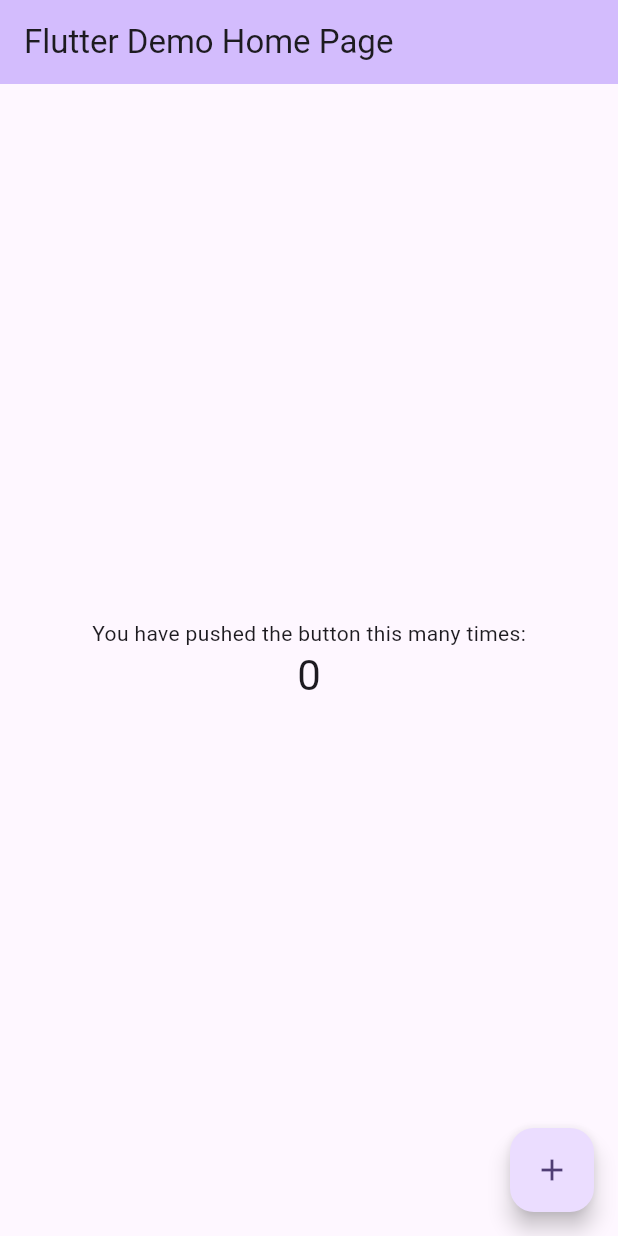
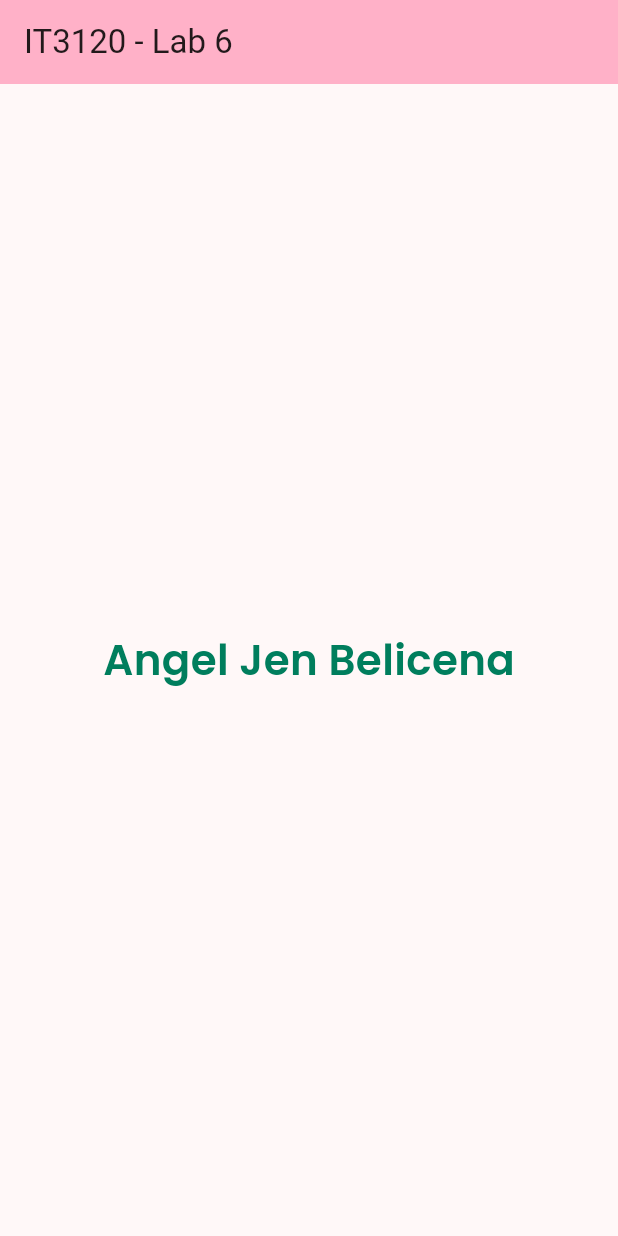
Before and after one commit to ajbelicena01/it3120-lab6, a Flutter app: the screen it shows after launch, on a phone screen of 412 x 824 dp. Run offline on Flutter 3.47's test engine with Material 3 defaults, Android fonts, the phone set to English and light mode, and no system bars.

Commit message:
Lab 6: Changed header color & title, added name, changed font and font color

```diff
--- a/lib/main.dart
+++ b/lib/main.dart
@@ -7,45 +7,21 @@
 class MyApp extends StatelessWidget {
   const MyApp({super.key});
 
-  // This widget is the root of your application.
   @override
   Widget build(BuildContext context) {
     return MaterialApp(
-      title: 'Flutter Demo',
+      title: 'Lab 6 - Flutter',
       theme: ThemeData(
-        // This is the theme of your application.
-        //
-        // TRY THIS: Try running your application with "flutter run". You'll see
-        // the application has a purple toolbar. Then, without quitting the app,
-        // try changing the seedColor in the colorScheme below to Colors.green
-        // and then invoke "hot reload" (save your changes or press the "hot
-        // reload" button in a Flutter-supported IDE, or press "r" if you used
-        // the command line to start the app).
-        //
-        // Notice that the counter didn't reset back to zero; the application
-        // state is not lost during the reload. To reset the state, use hot
-        // restart instead.
-        //
-        // This works for code too, not just values: Most code changes can be
-        // tested with just a hot reload.
-        colorScheme: ColorScheme.fromSeed(seedColor: Colors.deepPurple),
+        colorScheme: ColorScheme.fromSeed(seedColor: const Color(0xFF912f56)),
+        useMaterial3: true,
       ),
-      home: const MyHomePage(title: 'Flutter Demo Home Page'),
+      home: const MyHomePage(title: 'IT3120 - Lab 6'),
     );
   }
 }
 
 class MyHomePage extends StatefulWidget {
   const MyHomePage({super.key, required this.title});
-
-  // This widget is the home page of your application. It is stateful, meaning
-  // that it has a State object (defined below) that contains fields that affect
-  // how it looks.
-
-  // This class is the configuration for the state. It holds the values (in this
-  // case the title) provided by the parent (in this case the App widget) and
-  // used by the build method of the State. Fields in a Widget subclass are
-  // always marked "final".
 
   final String title;
 
@@ -54,69 +30,24 @@
 }
 
 class _MyHomePageState extends State<MyHomePage> {
-  int _counter = 0;
-
-  void _incrementCounter() {
-    setState(() {
-      // This call to setState tells the Flutter framework that something has
-      // changed in this State, which causes it to rerun the build method below
-      // so that the display can reflect the updated values. If we changed
-      // _counter without calling setState(), then the build method would not be
-      // called again, and so nothing would appear to happen.
-      _counter++;
-    });
-  }
-
   @override
   Widget build(BuildContext context) {
-    // This method is rerun every time setState is called, for instance as done
-    // by the _incrementCounter method above.
-    //
-    // The Flutter framework has been optimized to make rerunning build methods
-    // fast, so that you can just rebuild anything that needs updating rather
-    // than having to individually change instances of widgets.
     return Scaffold(
       appBar: AppBar(
-        // TRY THIS: Try changing the color here to a specific color (to
-        // Colors.amber, perhaps?) and trigger a hot reload to see the AppBar
-        // change color while the other colors stay the same.
         backgroundColor: Theme.of(context).colorScheme.inversePrimary,
-        // Here we take the value from the MyHomePage object that was created by
-        // the App.build method, and use it to set our appbar title.
         title: Text(widget.title),
       ),
-      body: Center(
-        // Center is a layout widget. It takes a single child and positions it
-        // in the middle of the parent.
-        child: Column(
-          // Column is also a layout widget. It takes a list of children and
-          // arranges them vertically. By default, it sizes itself to fit its
-          // children horizontally, and tries to be as tall as its parent.
-          //
-          // Column has various properties to control how it sizes itself and
-          // how it positions its children. Here we use mainAxisAlignment to
-          // center the children vertically; the main axis here is the vertical
-          // axis because Columns are vertical (the cross axis would be
-          // horizontal).
-          //
-          // TRY THIS: Invoke "debug painting" (choose the "Toggle Debug Paint"
-          // action in the IDE, or press "p" in the console), to see the
-          // wireframe for each widget.
-          mainAxisAlignment: MainAxisAlignment.center,
-          children: <Widget>[
-            const Text('You have pushed the button this many times:'),
-            Text(
-              '$_counter',
-              style: Theme.of(context).textTheme.headlineMedium,
-            ),
-          ],
+      body: const Center(
+        child: Text(
+          'Angel Jen Belicena',
+          style: TextStyle(
+            color: Color(0xFF007e5d),
+            fontFamily: 'Poppins',
+            fontSize: 28,
+            fontWeight: FontWeight.w600,
+          ),
         ),
       ),
-      floatingActionButton: FloatingActionButton(
-        onPressed: _incrementCounter,
-        tooltip: 'Increment',
-        child: const Icon(Icons.add),
-      ), // This trailing comma makes auto-formatting nicer for build methods.
     );
   }
 }
--- a/pubspec.yaml
+++ b/pubspec.yaml
@@ -56,7 +56,10 @@ flutter:
   # included with your application, so that you can use the icons in
   # the material Icons class.
   uses-material-design: true
-
+  fonts:
+    - family: Poppins
+      fonts:
+        - asset: windows/assets/fonts/poppins.ttf
   # To add assets to your application, add an assets section, like this:
   # assets:
   #   - images/a_dot_burr.jpeg
```
Also changed, not shown: 1 other file.
